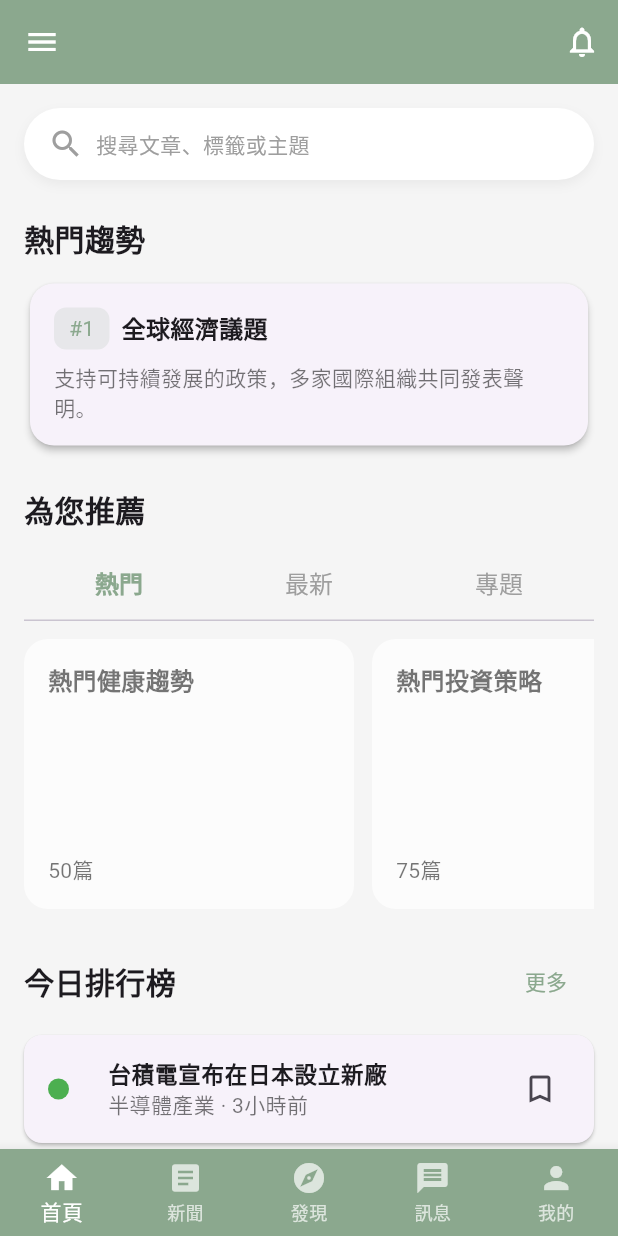
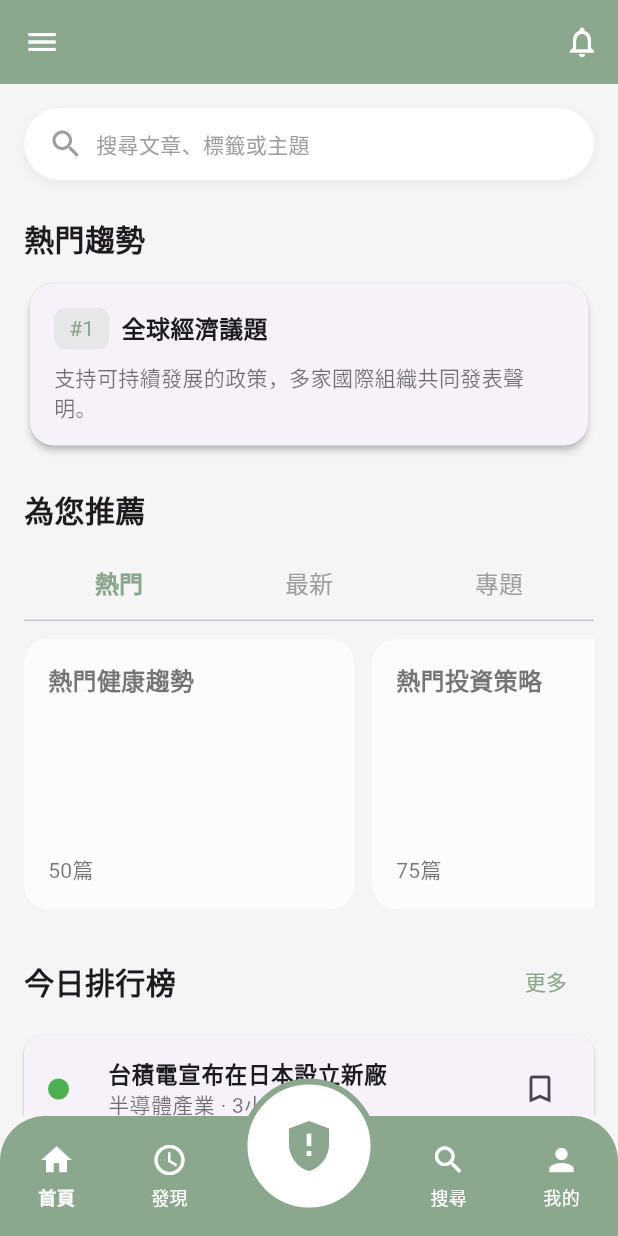
Before and after one commit to chenshuanlin/truthliesdetector, a Flutter app: the screen it shows after launch, on a phone screen of 412 x 824 dp. Run offline on Flutter 3.47's test engine with Material 3 defaults, Android fonts, the phone set to English and light mode, and no system bars.

Commit message:
導覽列更新

```diff
--- a/lib/home_page.dart
+++ b/lib/home_page.dart
@@ -1,5 +1,5 @@
 import 'package:flutter/material.dart';
-import 'Article_page.dart'; // ✅ 改成你的 ArticleDetailPage 檔案
+import 'Article_page.dart'; // ✅ 文章細節頁面
 
 class HomePage extends StatefulWidget {
   const HomePage({super.key});
@@ -25,12 +25,22 @@ class _HomePageState extends State<HomePage> with TickerProviderStateMixin {
   Widget build(BuildContext context) {
     return Scaffold(
       backgroundColor: bgGrey,
+
+      // ✅ 加上 Drawer
+      drawer: _buildDrawer(),
+
       appBar: AppBar(
         backgroundColor: mainGreen,
         elevation: 0,
-        leading: IconButton(
-          icon: const Icon(Icons.menu, color: Colors.white),
-          onPressed: () {},
+        leading: Builder(
+          builder: (context) {
+            return IconButton(
+              icon: const Icon(Icons.menu, color: Colors.white),
+              onPressed: () {
+                Scaffold.of(context).openDrawer(); // 打開 Drawer
+              },
+            );
+          },
         ),
         actions: [
           IconButton(
@@ -43,7 +53,7 @@ class _HomePageState extends State<HomePage> with TickerProviderStateMixin {
       body: ListView(
         padding: const EdgeInsets.all(16),
         children: [
-          // 搜尋框
+          // 🔍 搜尋框
           Container(
             padding: const EdgeInsets.symmetric(horizontal: 16, vertical: 12),
             decoration: BoxDecoration(
@@ -69,7 +79,7 @@ class _HomePageState extends State<HomePage> with TickerProviderStateMixin {
 
           const SizedBox(height: 24),
 
-          // 熱門趨勢
+          // 🔥 熱門趨勢
           const Text("熱門趨勢",
               style: TextStyle(fontSize: 20, fontWeight: FontWeight.bold)),
           const SizedBox(height: 12),
@@ -125,17 +135,16 @@ class _HomePageState extends State<HomePage> with TickerProviderStateMixin {
 
           const SizedBox(height: 24),
 
-          // 為您推薦 + Tab
+          // 🎯 為您推薦 + Tab
           const Text("為您推薦",
               style: TextStyle(fontSize: 20, fontWeight: FontWeight.bold)),
           const SizedBox(height: 12),
 
-          // TabBar
           TabBar(
             controller: _tabController,
             labelColor: mainGreen,
             unselectedLabelColor: Colors.grey,
-            indicatorColor: Colors.transparent, // 去掉下劃線
+            indicatorColor: Colors.transparent,
             labelStyle:
             const TextStyle(fontSize: 16, fontWeight: FontWeight.bold),
             unselectedLabelStyle:
@@ -148,7 +157,6 @@ class _HomePageState extends State<HomePage> with TickerProviderStateMixin {
           ),
           const SizedBox(height: 12),
 
-          // TabBarView 對應的推薦卡片
           SizedBox(
             height: 180,
             child: TabBarView(
@@ -172,7 +180,7 @@ class _HomePageState extends State<HomePage> with TickerProviderStateMixin {
 
           const SizedBox(height: 24),
 
-          // 今日排行榜
+          // 🏆 今日排行榜
           Row(
             mainAxisAlignment: MainAxisAlignment.spaceBetween,
             children: [
@@ -191,26 +199,65 @@ class _HomePageState extends State<HomePage> with TickerProviderStateMixin {
         ],
       ),
 
-      // 底部導航列
-      bottomNavigationBar: BottomNavigationBar(
-        backgroundColor: mainGreen,
+      // ⬇️ 自訂導覽列
+      bottomNavigationBar: CustomBottomNavBar(
         currentIndex: _selectedIndex,
         onTap: (index) {
           setState(() {
             _selectedIndex = index;
           });
         },
-        type: BottomNavigationBarType.fixed,
-        selectedItemColor: Colors.white,
-        unselectedItemColor: Colors.white70,
-        items: const [
-          BottomNavigationBarItem(icon: Icon(Icons.home), label: "首頁"),
-          BottomNavigationBarItem(icon: Icon(Icons.article), label: "新聞"),
-          BottomNavigationBarItem(icon: Icon(Icons.explore), label: "發現"),
-          BottomNavigationBarItem(icon: Icon(Icons.message), label: "訊息"),
-          BottomNavigationBarItem(icon: Icon(Icons.person), label: "我的"),
-        ],
       ),
+    );
+  }
+
+  /// 側邊 Drawer
+  Widget _buildDrawer() {
+    return Drawer(
+      backgroundColor: mainGreen,
+      child: SafeArea(
+        child: Padding(
+          padding: const EdgeInsets.symmetric(vertical: 24, horizontal: 16),
+          child: Column(
+            crossAxisAlignment: CrossAxisAlignment.start,
+            children: [
+              // LOGO
+              Center(
+                child: Column(
+                  children: [
+                    Image.asset(
+                      "logo.png", // ✅ 你的 logo 圖片
+                      height: 60,
+                    ),
+                    const SizedBox(height: 20),
+                  ],
+                ),
+              ),
+              const SizedBox(height: 20),
+
+              // 功能選單
+              _buildDrawerItem(Icons.home, "首頁"),
+              _buildDrawerItem(Icons.fiber_new, "最新消息"),
+              _buildDrawerItem(Icons.search, "新聞搜尋"),
+              _buildDrawerItem(Icons.smart_toy, "AI助手"),
+              _buildDrawerItem(Icons.person, "用戶資訊"),
+            ],
+          ),
+        ),
+      ),
+    );
+  }
+
+  Widget _buildDrawerItem(IconData icon, String text) {
+    return ListTile(
+      leading: Icon(icon, color: Colors.white),
+      title: Text(
+        text,
+        style: const TextStyle(color: Colors.white, fontSize: 16),
+      ),
+      onTap: () {
+        Navigator.pop(context); // 點擊後關閉 Drawer
+      },
     );
   }
 
@@ -287,3 +334,90 @@ class _HomePageState extends State<HomePage> with TickerProviderStateMixin {
     );
   }
 }
+
+/// ⬇️ 自訂導覽列 Widget
+class CustomBottomNavBar extends StatelessWidget {
+  final int currentIndex;
+  final Function(int) onTap;
+
+  const CustomBottomNavBar({
+    super.key,
+    required this.currentIndex,
+    required this.onTap,
+  });
+
+  @override
+  Widget build(BuildContext context) {
+    Color mainGreen = const Color(0xFF8BA88E);
+
+    return Container(
+      height: 80,
+      decoration: BoxDecoration(
+        color: mainGreen,
+        borderRadius: const BorderRadius.only(
+          topLeft: Radius.circular(30),
+          topRight: Radius.circular(30),
+        ),
+      ),
+      child: Stack(
+        clipBehavior: Clip.none,
+        children: [
+          // 左右四個選項
+          Row(
+            mainAxisAlignment: MainAxisAlignment.spaceAround,
+            children: [
+              _buildNavItem(Icons.home, "首頁", 0, mainGreen),
+              _buildNavItem(Icons.access_time, "發現", 1, mainGreen),
+              const SizedBox(width: 60), // 中間空出位置
+              _buildNavItem(Icons.search, "搜尋", 3, mainGreen),
+              _buildNavItem(Icons.person, "我的", 4, mainGreen),
+            ],
+          ),
+
+          // 中間凸起的圓形按鈕
+          Positioned(
+            top: -25,
+            left: MediaQuery.of(context).size.width / 2 - 45,
+            child: GestureDetector(
+              onTap: () => onTap(2), // index = 2
+              child: Container(
+                width: 90,
+                height: 90,
+                decoration: BoxDecoration(
+                  color: Colors.white,
+                  shape: BoxShape.circle,
+                  border: Border.all(color: mainGreen, width: 4),
+                ),
+                child: Center(
+                  child: Icon(Icons.gpp_maybe, color: mainGreen, size: 40),
+                ),
+              ),
+            ),
+          ),
+        ],
+      ),
+    );
+  }
+
+  Widget _buildNavItem(IconData icon, String label, int index, Color mainGreen) {
+    bool isSelected = currentIndex == index;
+    return GestureDetector(
+      onTap: () => onTap(index),
+      child: Column(
+        mainAxisAlignment: MainAxisAlignment.center,
+        children: [
+          Icon(icon, color: Colors.white, size: 24),
+          const SizedBox(height: 4),
+          Text(
+            label,
+            style: TextStyle(
+              fontSize: 12,
+              color: Colors.white,
+              fontWeight: isSelected ? FontWeight.bold : FontWeight.normal,
+            ),
+          ),
+        ],
+      ),
+    );
+  }
+}
```
Also changed, not shown: 1 other file.
